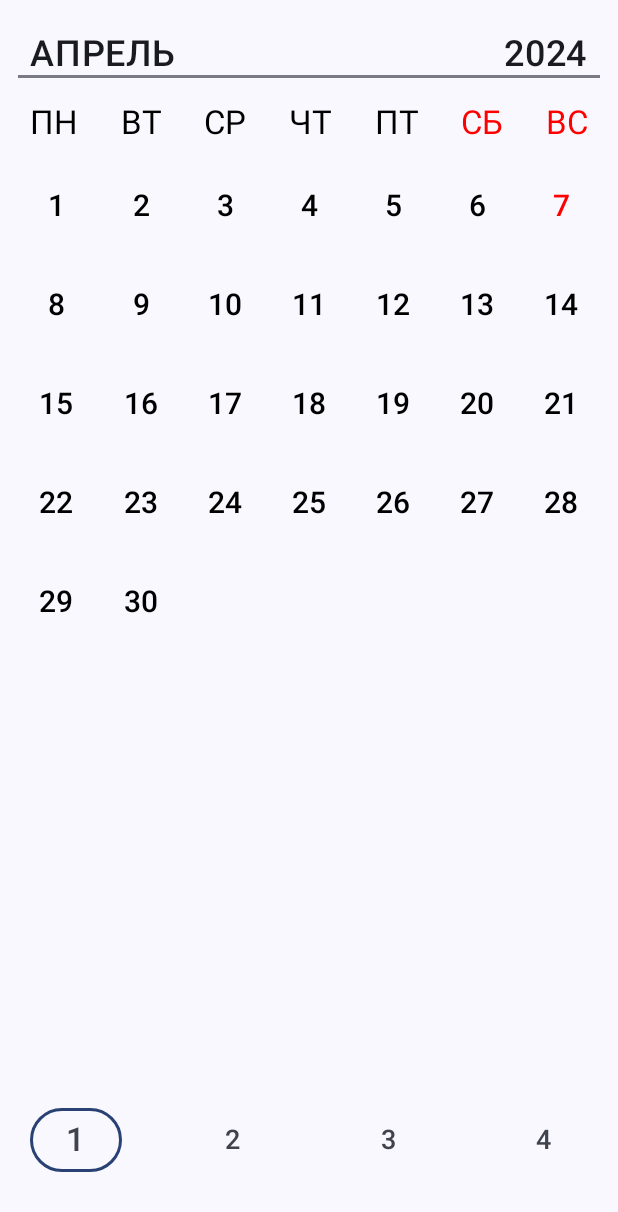
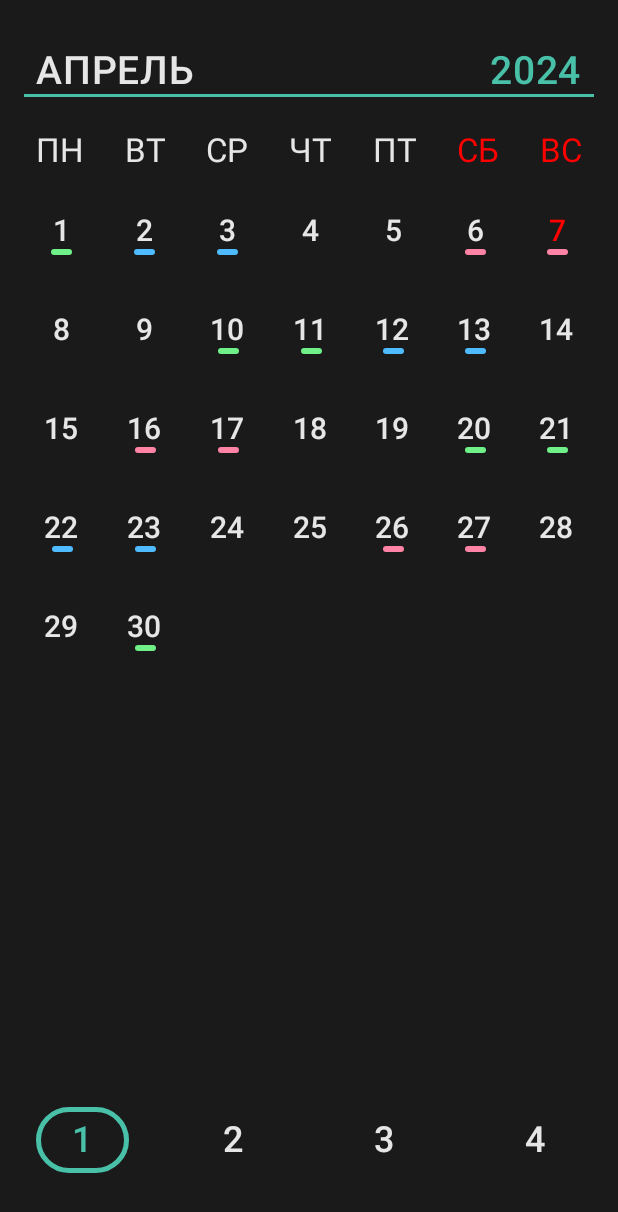
Before and after one commit to Alex228q/CalendarCompose, an Android app built with Jetpack Compose: the screen it shows after launch (MainActivity), on a phone screen of 412 x 824 dp. Shown: the top 1212 px of the screen. Run offline under Robolectric (Android 15) with nearby library versions, the phone set to English and light mode, and no system bars.

```diff
--- a/app/build.gradle.kts
+++ b/app/build.gradle.kts
@@ -66,4 +66,6 @@ dependencies {
     androidTestImplementation(libs.androidx.ui.test.junit4)
     debugImplementation(libs.androidx.ui.tooling)
     debugImplementation(libs.androidx.ui.test.manifest)
+
+    implementation(libs.androidx.datastore.preferences)
 }
--- a/app/src/main/AndroidManifest.xml
+++ b/app/src/main/AndroidManifest.xml
@@ -3,6 +3,7 @@
     xmlns:tools="http://schemas.android.com/tools">
 
     <application
+
         android:allowBackup="true"
         android:dataExtractionRules="@xml/data_extraction_rules"
         android:fullBackupContent="@xml/backup_rules"
--- a/app/src/main/java/com/example/compositionlocal/MainActivity.kt
+++ b/app/src/main/java/com/example/compositionlocal/MainActivity.kt
@@ -1,5 +1,7 @@
 package com.example.compositionlocal
 
+import android.content.Context
+import android.content.SharedPreferences
 import android.os.Bundle
 import androidx.activity.ComponentActivity
 import androidx.activity.compose.setContent
@@ -27,6 +29,7 @@ import androidx.compose.foundation.layout.fillMaxWidth
 import androidx.compose.foundation.layout.height
 import androidx.compose.foundation.layout.padding
 import androidx.compose.foundation.layout.size
+import androidx.compose.foundation.layout.width
 import androidx.compose.foundation.lazy.grid.GridCells
 import androidx.compose.foundation.lazy.grid.LazyVerticalGrid
 import androidx.compose.foundation.lazy.grid.itemsIndexed
@@ -45,29 +48,42 @@ import androidx.compose.runtime.remember
 import androidx.compose.runtime.setValue
 import androidx.compose.ui.Alignment
 import androidx.compose.ui.Modifier
+import androidx.compose.ui.draw.clip
 import androidx.compose.ui.graphics.Color
 import androidx.compose.ui.input.pointer.pointerInput
+import androidx.compose.ui.text.SpanStyle
+import androidx.compose.ui.text.buildAnnotatedString
 import androidx.compose.ui.text.font.FontWeight
-import androidx.compose.ui.tooling.preview.Preview
+import androidx.compose.ui.text.style.TextDecoration
+import androidx.compose.ui.text.withStyle
 import androidx.compose.ui.unit.dp
 import androidx.compose.ui.unit.sp
 import com.example.compositionlocal.ui.theme.CompositionLocalTheme
+import com.example.compositionlocal.util.WorkShifts
 import java.time.LocalDate
 import java.time.YearMonth
 import java.time.ZoneId
 import java.time.format.DateTimeFormatter
 
+
 class MainActivity : ComponentActivity() {
+    private lateinit var sharedPreferences: SharedPreferences
+
     override fun onCreate(savedInstanceState: Bundle?) {
         super.onCreate(savedInstanceState)
+        sharedPreferences = getSharedPreferences("MyAppPreferences", Context.MODE_PRIVATE)
+
         setContent {
-            CompositionLocalTheme {
+            CompositionLocalTheme(
+                darkTheme = false,
+                dynamicColor = false
+            ) {
                 // A surface container using the 'background' color from the theme
                 Surface(
                     modifier = Modifier.fillMaxSize(),
                     color = MaterialTheme.colorScheme.background
                 ) {
-                    Calendar()
+                    MainScreen(sharedPreferences)
                 }
             }
         }
@@ -82,13 +98,13 @@ fun DaysOfWeek() {
         horizontalArrangement = Arrangement.SpaceBetween,
         modifier = Modifier
             .fillMaxWidth()
-            .padding(horizontal = 8.dp)
+            .padding(start = 8.dp, top = 6.dp, end = 8.dp)
     ) {
         days.forEach { day ->
             val isWeekend = day == "СБ" || day == "ВС"
             Text(
                 text = day,
-                color = if (isWeekend) Color.Red else Color.Black,
+                color = if (isWeekend) Color.Red else MaterialTheme.colorScheme.onPrimary,
                 style = MaterialTheme.typography.titleLarge
             )
         }
@@ -97,16 +113,82 @@ fun DaysOfWeek() {
 
 
 @Composable
-fun Calendar() {
-
-    var selectedButton by remember {
-        mutableIntStateOf(0)
+fun MainScreen(sp: SharedPreferences) {
+    var numberOfTeam by remember {
+        mutableIntStateOf(sp.getInt("crew", 1))
     }
 
-    val handleChangeButton = { numButton: Int -> selectedButton = numButton }
+    val handleChangeTeam = { team: Int -> numberOfTeam = team }
+    val workShifts = WorkShifts(numberOfTeam)
+    val days = workShifts.getDays()
+    val evening = workShifts.getEvening()
+    val night = workShifts.getNight()
+    Calendar(days, evening, night, handleChangeTeam, sp)
+}
+
+
+@Composable
+fun ButtonsBlock(
+    selectedButton: Int,
+    onChange: (Int) -> Unit,
+    onChangeTeam: (Int) -> Unit,
+    onUpdateSh: (Int) -> Unit
+) {
+    val buttons = listOf(1, 2, 3, 4)
+    Row(
+        horizontalArrangement = Arrangement.SpaceBetween,
+        modifier = Modifier
+            .fillMaxWidth()
+            .padding(horizontal = 8.dp, vertical = 18.dp)
+    ) {
+        buttons.forEachIndexed { index, text ->
+            OutlinedButton(
+                onClick = {
+                    onChange(index)
+                    onChangeTeam(index + 1)
+                    onUpdateSh(index + 1)
+                },
+                border = BorderStroke(
+                    width = 3.dp,
+                    color = if (selectedButton - 1 == index) MaterialTheme.colorScheme.primary else Color.Transparent
+                )
+            ) {
+                Text(
+                    text = text.toString(),
+                    color = if (selectedButton - 1 == index) MaterialTheme.colorScheme.primary else MaterialTheme.colorScheme.onPrimary,
+                    fontSize = 24.sp
+                )
+            }
+        }
+    }
+}
+
+@Composable
+fun Calendar(
+    days: List<String>,
+    evening: List<String>,
+    night: List<String>,
+    onChangeTeam: (Int) -> Unit,
+    sp: SharedPreferences
+) {
+
+    val editor = sp.edit()
+    val updateSatedPreference = { crew: Int ->
+        editor.putInt("crew", crew).apply()
+    }
+    var selectedButton by remember {
+        mutableIntStateOf(sp.getInt("crew", 1))
+    }
+
+
+    val handleChangeButton = { numButton: Int -> selectedButton = numButton + 1 }
     var isVisibleCurrentDate by remember { mutableStateOf(false) }
     var currentYearMonth by remember {
         mutableStateOf(YearMonth.now(ZoneId.systemDefault()))
+    }
+    val handlePlusYear = {
+        currentYearMonth = currentYearMonth.plusYears(1)
+        if (!isVisibleCurrentDate) isVisibleCurrentDate = true
     }
 
 
@@ -126,12 +208,13 @@ fun Calendar() {
     Column(
         modifier = Modifier
             .fillMaxSize()
-            .padding(vertical = 22.dp, horizontal = 12.dp),
+            .padding(top = 32.dp, start = 16.dp, end = 16.dp, bottom = 22.dp),
     ) {
 
-        MonthAndYear(currentYearMonth)
+        MonthAndYear(currentYearMonth, handlePlusYear)
         HorizontalDivider(
-            thickness = 2.dp
+            thickness = 2.dp,
+            color = MaterialTheme.colorScheme.primary
         )
         Spacer(Modifier.height(16.dp))
 
@@ -193,7 +276,6 @@ fun Calendar() {
                 items(emptyCells) {
                     Box(
                         modifier = Modifier
-
                             .size(50.dp)
                             .border(
                                 width = 1.dp,
@@ -208,13 +290,31 @@ fun Calendar() {
                         modifier = Modifier
                             .size(50.dp)
                     ) {
+
+                        val color = when (dayInMonth.toString()) {
+                            in days -> Color(0Xff6FF089)
+                            in evening -> Color(0XFF4FBBFF)
+                            in night -> Color(0XFFFF83A4)
+                            else -> Color.Transparent
+                        }
                         val indexPlusOne = index + 1
-                        Text(
-                            style = MaterialTheme.typography.titleMedium,
-                            fontSize = 20.sp,
-                            text = indexPlusOne.toString(),
-                            color = if (currentDate == dayInMonth) Color.Red else Color.Black
-                        )
+                        Column(
+                            horizontalAlignment = Alignment.CenterHorizontally
+                        ) {
+                            Text(
+                                style = MaterialTheme.typography.titleMedium,
+                                fontSize = 20.sp,
+                                text = indexPlusOne.toString(),
+                                color = if (currentDate == dayInMonth) Color.Red else MaterialTheme.colorScheme.onPrimary
+                            )
+                            HorizontalDivider(
+                                thickness = 4.dp,
+                                modifier = Modifier
+                                    .width(14.dp)
+                                    .clip(RoundedCornerShape(60)),
+                                color = color
+                            )
+                        }
                     }
                 }
             }
@@ -236,9 +336,19 @@ fun Calendar() {
                 Box(
                     contentAlignment = Alignment.Center,
                 ) {
-
+                    val annotatedString = buildAnnotatedString {
+                        withStyle(
+                            style = SpanStyle(
+                                textDecoration = TextDecoration.Underline,
+                                color = MaterialTheme.colorScheme.primary
+                            )
+                        ) {
+                            append(formatter.format(currentDate))
+                        }
+                    }
                     Text(
-                        text = formatter.format(currentDate),
+                        textDecoration = TextDecoration.Underline,
+                        text = annotatedString,
                         modifier = Modifier
                             .clickable {
                                 currentYearMonth = YearMonth.now(ZoneId.systemDefault())
@@ -251,12 +361,17 @@ fun Calendar() {
             }
         }
         Spacer(modifier = Modifier.weight(1f))
-        ButtonsBlock(selectedButton, handleChangeButton)
+        ButtonsBlock(
+            selectedButton,
+            handleChangeButton,
+            onChangeTeam,
+            updateSatedPreference
+        )
     }
 }
 
 @Composable
-fun MonthAndYear(currentYearMonth: YearMonth) {
+fun MonthAndYear(currentYearMonth: YearMonth, onYearTap: () -> Unit) {
     val month = when (currentYearMonth.monthValue) {
         1 -> "ЯНВАРЬ"
         2 -> "ФЕВРАЛЬ"
@@ -277,50 +392,38 @@ fun MonthAndYear(currentYearMonth: YearMonth) {
             .fillMaxWidth()
             .padding(horizontal = 8.dp)
     ) {
-
         Text(
+            color = MaterialTheme.colorScheme.onPrimary,
             text = month,
-            fontSize = 24.sp,
+            fontSize = 26.sp,
             fontWeight = FontWeight.W500
         )
         Text(
+            color = MaterialTheme.colorScheme.primary,
             text = currentYearMonth.year.toString(),
-            fontSize = 24.sp,
-            fontWeight = FontWeight.W500
+            fontSize = 26.sp,
+            fontWeight = FontWeight.W500,
+            modifier = Modifier.clickable {
+                onYearTap()
+            }
         )
     }
 }
 
-@Composable
-fun ButtonsBlock(selectedButton: Int, onChange: (Int) -> Unit) {
-    val buttons = listOf(1, 2, 3, 4)
-    Row(
-        horizontalArrangement = Arrangement.SpaceBetween,
-        modifier = Modifier
-            .fillMaxWidth()
-            .padding(horizontal = 8.dp, vertical = 18.dp)
-    ) {
-        buttons.forEachIndexed { index, text ->
-            OutlinedButton(
-                onClick = { onChange(index) },
-                border = BorderStroke(
-                    2.dp,
-                    if (selectedButton == index) MaterialTheme.colorScheme.primary else Color.Transparent
-                ),
-            ) {
-                Text(
-                    text = text.toString(),
-                    fontSize = if (selectedButton == index) 22.sp else 18.sp
-                )
-            }
-        }
-    }
-}
 
-@Preview(showBackground = true, showSystemUi = true)
-@Composable
-fun GreetingPreview() {
-    CompositionLocalTheme {
-        Calendar()
-    }
-}
+//@Preview(showBackground = true, showSystemUi = true)
+//@Composable
+//fun GreetingPreview() {
+//    CompositionLocalTheme(
+//        darkTheme = false,
+//        dynamicColor = false
+//
+//    ) {
+//        Surface(
+//            modifier = Modifier.fillMaxSize(),
+//            color = MaterialTheme.colorScheme.background
+//        ) {
+//
+//        }
+//    }
+//}
--- a/app/src/main/java/com/example/compositionlocal/ui/theme/Color.kt
+++ b/app/src/main/java/com/example/compositionlocal/ui/theme/Color.kt
@@ -6,6 +6,7 @@ val Purple80 = Color(0xFFD0BCFF)
 val PurpleGrey80 = Color(0xFFCCC2DC)
 val Pink80 = Color(0xFFEFB8C8)
 
-val Purple40 = Color(0xFF6650a4)
+
 val PurpleGrey40 = Color(0xFF625b71)
 val Pink40 = Color(0xFF7D5260)
+val MyColor = Color(0xFF49C1A9)
--- a/app/src/main/java/com/example/compositionlocal/ui/theme/Theme.kt
+++ b/app/src/main/java/com/example/compositionlocal/ui/theme/Theme.kt
@@ -10,6 +10,7 @@ import androidx.compose.material3.dynamicLightColorScheme
 import androidx.compose.material3.lightColorScheme
 import androidx.compose.runtime.Composable
 import androidx.compose.runtime.SideEffect
+import androidx.compose.ui.graphics.Color
 import androidx.compose.ui.graphics.toArgb
 import androidx.compose.ui.platform.LocalContext
 import androidx.compose.ui.platform.LocalView
@@ -21,11 +22,13 @@ private val DarkColorScheme = darkColorScheme(
     tertiary = Pink80,
 )
 
+
 private val LightColorScheme = lightColorScheme(
-    primary = Purple40,
+    primary = MyColor,
     secondary = PurpleGrey40,
-    tertiary = Pink40
-
+    tertiary = Pink40,
+    background = Color(0xFF1A1A1A),
+    onPrimary = Color(0xFFE6E6E6)
     /* Other default colors to override
     background = Color(0xFFFFFBFE),
     surface = Color(0xFFFFFBFE),
@@ -57,7 +60,7 @@ fun CompositionLocalTheme(
     if (!view.isInEditMode) {
         SideEffect {
             val window = (view.context as Activity).window
-            window.statusBarColor = colorScheme.primary.toArgb()
+            window.statusBarColor = colorScheme.background.toArgb()
             WindowCompat.getInsetsController(window, view).isAppearanceLightStatusBars = darkTheme
         }
     }
--- /dev/null
+++ b/app/src/main/java/com/example/compositionlocal/util/WorkShifts.kt
@@ -0,0 +1,97 @@
+package com.example.compositionlocal.util
+
+import java.time.LocalDate
+
+class WorkShifts(
+    numberOfTeam: Int
+) {
+
+    private val teamDay1: LocalDate = when (numberOfTeam) {
+        1 -> LocalDate.of(2024, 3, 1)
+        2 -> LocalDate.of(2024, 3, 3)
+        3 -> LocalDate.of(2024, 3, 5)
+        4 -> LocalDate.of(2024, 3, 7)
+        else -> throw Exception("bad team")
+
+    }
+    private val teamDay2: LocalDate = when (numberOfTeam) {
+        1 -> LocalDate.of(2024, 3, 2)
+        2 -> LocalDate.of(2024, 3, 4)
+        3 -> LocalDate.of(2024, 3, 6)
+        4 -> LocalDate.of(2024, 3, 8)
+        else -> throw Exception("bad team")
+
+    }
+    private val teamEvening1: LocalDate = when (numberOfTeam) {
+        1 -> LocalDate.of(2024, 3, 3)
+        2 -> LocalDate.of(2024, 3, 5)
+        3 -> LocalDate.of(2024, 3, 7)
+        4 -> LocalDate.of(2024, 3, 9)
+        else -> throw Exception("bad team")
+
+    }
+    private val teamEvening2: LocalDate = when (numberOfTeam) {
+        1 -> LocalDate.of(2024, 3, 4)
+        2 -> LocalDate.of(2024, 3, 6)
+        3 -> LocalDate.of(2024, 3, 8)
+        4 -> LocalDate.of(2024, 3, 10)
+        else -> throw Exception("bad team")
+
+    }
+    private val teamNight1: LocalDate = when (numberOfTeam) {
+        1 -> LocalDate.of(2024, 3, 7)
+        2 -> LocalDate.of(2024, 3, 9)
+        3 -> LocalDate.of(2024, 3, 11)
+        4 -> LocalDate.of(2024, 3, 13)
+        else -> throw Exception("bad team")
+
+    }
+    private val teamNight2: LocalDate = when (numberOfTeam) {
+        1 -> LocalDate.of(2024, 3, 8)
+        2 -> LocalDate.of(2024, 3, 10)
+        3 -> LocalDate.of(2024, 3, 12)
+        4 -> LocalDate.of(2024, 3, 14)
+        else -> throw Exception("bad team")
+
+    }
+
+
+    fun getDays(): List<String> {
+        var firstDay = teamDay1
+        var secondDay = teamDay2
+        val days = mutableListOf<String>()
+        repeat(800) {
+            days.add(firstDay.toString())
+            days.add(secondDay.toString())
+            firstDay = firstDay.plusDays(10)
+            secondDay = secondDay.plusDays(10)
+        }
+        return days.toList()
+    }
+
+    fun getEvening(): List<String> {
+        var firstEvening = teamEvening1
+        var secondEvening = teamEvening2
+        val evening = mutableListOf<String>()
+        repeat(800) {
+            evening.add(firstEvening.toString())
+            evening.add(secondEvening.toString())
+            firstEvening = firstEvening.plusDays(10)
+            secondEvening = secondEvening.plusDays(10)
+        }
+        return evening.toList()
+    }
+
+    fun getNight(): List<String> {
+        var firstNight = teamNight1
+        var secondNight = teamNight2
+        val night = mutableListOf<String>()
+        repeat(800) {
+            night.add(firstNight.toString())
+            night.add(secondNight.toString())
+            firstNight = firstNight.plusDays(10)
+            secondNight = secondNight.plusDays(10)
+        }
+        return night.toList()
+    }
+}
--- a/app/src/main/res/values/themes.xml
+++ b/app/src/main/res/values/themes.xml
@@ -2,4 +2,5 @@
 <resources>
 
     <style name="Theme.CompositionLocal" parent="android:Theme.Material.Light.NoActionBar" />
+
 </resources>
--- a/gradle/libs.versions.toml
+++ b/gradle/libs.versions.toml
@@ -1,5 +1,6 @@
 [versions]
 agp = "8.3.1"
+datastorePreferencesCore = "1.0.0"
 kotlin = "1.9.0"
 coreKtx = "1.12.0"
 junit = "4.13.2"
@@ -11,6 +12,7 @@ composeBom = "2024.04.00"
 
 [libraries]
 androidx-core-ktx = { group = "androidx.core", name = "core-ktx", version.ref = "coreKtx" }
+androidx-datastore-preferences = { module = "androidx.datastore:datastore-preferences", version.ref = "datastorePreferencesCore" }
 junit = { group = "junit", name = "junit", version.ref = "junit" }
 androidx-junit = { group = "androidx.test.ext", name = "junit", version.ref = "junitVersion" }
 androidx-espresso-core = { group = "androidx.test.espresso", name = "espresso-core", version.ref = "espressoCore" }
```
Also changed, not shown: 3 other files.
